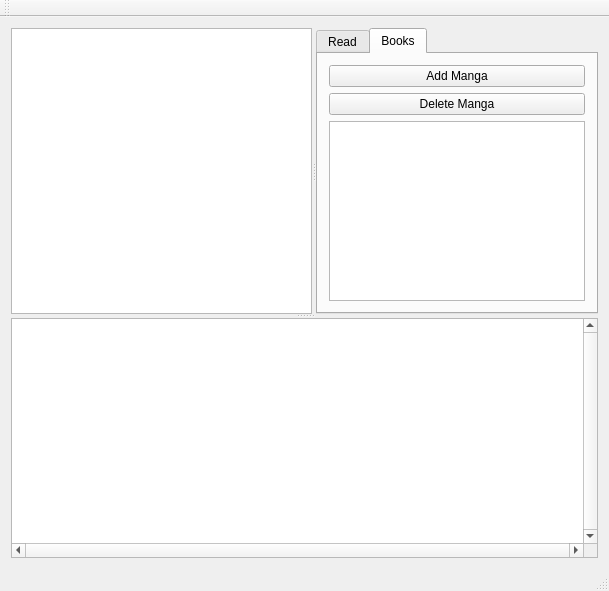
Qt form mainwindow.ui (joe-broder15/mango) before a commit.
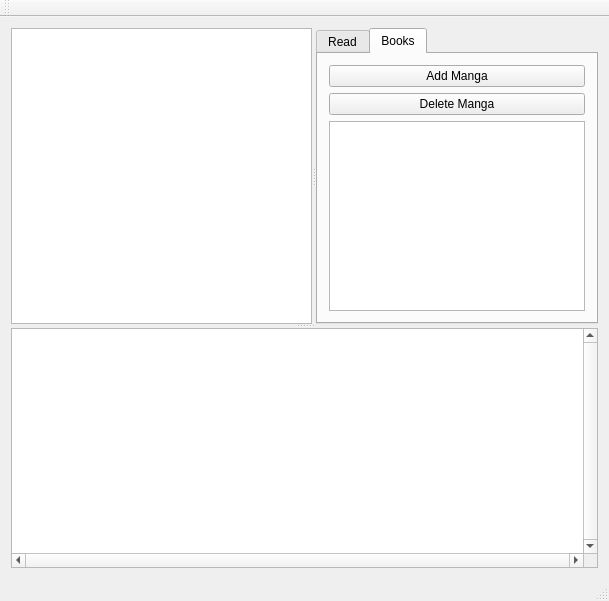
The same form after that commit.

Commit message: Renamed Main Window

Patch:
```diff
--- a/mainwindow.ui
+++ b/mainwindow.ui
@@ -7,7 +7,7 @@
     <x>0</x>
     <y>0</y>
     <width>609</width>
-    <height>591</height>
+    <height>601</height>
    </rect>
   </property>
   <property name="windowTitle">
```
Left out of the diff: 4 changed lines with no effect on the pictures. The commit also changes 1 other file.
